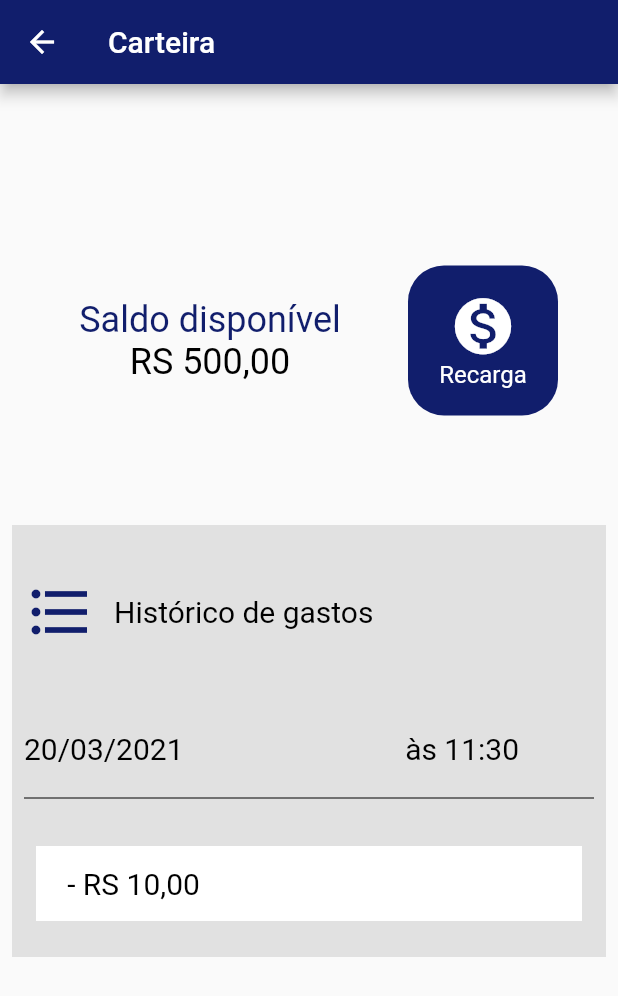
After one commit to gabrielcoronin/rushtowin, a Flutter app: the Wallet screen opened directly, on a phone screen of 412 x 824 dp. The commit adds this screen. Shown: the top 996 px of the screen. Run offline on Flutter 3.47's test engine with Material 2 defaults, Android fonts, the phone set to English and light mode, and no system bars.

Commit message:
feat: add wallet

```diff
--- a/lib/components/settings/settings.dart
+++ b/lib/components/settings/settings.dart
@@ -1,6 +1,7 @@
 import 'package:flutter/material.dart';
 import 'package:rushtowin/components/first_page/login/login.dart';
 import 'package:rushtowin/components/profile/profile.dart';
+import 'package:rushtowin/components/wallet/wallet.dart';
 
 class Settings extends StatefulWidget {
   const Settings({Key? key}) : super(key: key);
@@ -134,7 +135,7 @@ class _SettingsFormState extends State<Settings> {
                               onTap: () {
                                 Navigator.of(context).push(
                                   MaterialPageRoute(
-                                    builder: (context) => const Login(),
+                                    builder: (context) => const Wallet(),
                                   ),
                                 );
                               },
--- /dev/null
+++ b/lib/components/wallet/wallet.dart
@@ -0,0 +1,252 @@
+import 'package:flutter/material.dart';
+import 'package:rushtowin/components/settings/settings.dart';
+
+class Wallet extends StatefulWidget {
+  const Wallet({Key? key}) : super(key: key);
+
+  @override
+  _WalletFormState createState() => _WalletFormState();
+}
+
+class _WalletFormState extends State<Wallet> {
+  @override
+  Widget build(BuildContext context) {
+    return Scaffold(
+        appBar: AppBar(
+          title: const Text('Carteira'),
+          backgroundColor: Theme.of(context).primaryColor,
+        ),
+        body: Column(children: <Widget>[
+          Padding(
+            padding: const EdgeInsets.fromLTRB(8.0, 80.0, 8.0, 24.0),
+            child: Column(
+              mainAxisAlignment: MainAxisAlignment.start,
+              crossAxisAlignment: CrossAxisAlignment.center,
+              children: <Widget>[
+                Row(
+                  mainAxisAlignment: MainAxisAlignment.center,
+                  crossAxisAlignment: CrossAxisAlignment.center,
+                  children: [
+                    Padding(
+                      padding: const EdgeInsets.all(16.0),
+                      child: Material(
+                        child: Container(
+                          padding: const EdgeInsets.all(8.0),
+                          height: 150,
+                          width: 200,
+                          child: Column(
+                            mainAxisAlignment: MainAxisAlignment.center,
+                            crossAxisAlignment: CrossAxisAlignment.center,
+                            children: const <Widget>[
+                              Text(
+                                'Saldo disponível',
+                                style: TextStyle(
+                                  color: Color.fromRGBO(17, 30, 108, 1),
+                                  fontSize: 24.0,
+                                ),
+                              ),
+                              Text(
+                                'RS 500,00',
+                                style: TextStyle(
+                                  color: Colors.black,
+                                  fontSize: 24.0,
+                                ),
+                              )
+                            ],
+                          ),
+                        ),
+                      ),
+                    ),
+                    Padding(
+                      padding: const EdgeInsets.all(16.0),
+                      child: Material(
+                        borderRadius: BorderRadius.circular(24.0),
+                        color: Theme.of(context).primaryColor,
+                        child: InkWell(
+                          onTap: () {
+                            Navigator.of(context).push(
+                              MaterialPageRoute(
+                                builder: (context) => const Settings(),
+                              ),
+                            );
+                          },
+                          child: Container(
+                            padding: const EdgeInsets.all(8.0),
+                            height: 100,
+                            width: 100,
+                            child: Column(
+                              mainAxisAlignment: MainAxisAlignment.center,
+                              crossAxisAlignment: CrossAxisAlignment.center,
+                              children: const <Widget>[
+                                Icon(
+                                  Icons.monetization_on,
+                                  color: Colors.white,
+                                  size: 45.0,
+                                ),
+                                Text(
+                                  'Recarga',
+                                  style: TextStyle(
+                                    color: Colors.white,
+                                    fontSize: 16.0,
+                                  ),
+                                )
+                              ],
+                            ),
+                          ),
+                        ),
+                      ),
+                    ),
+                  ],
+                ),
+              ],
+            ),
+          ),
+          Padding(
+            padding: const EdgeInsets.all(8.0),
+            child: Material(
+              color: const Color.fromRGBO(0, 0, 0, 0.1),
+              child: Column(
+                children: <Widget>[
+                  Padding(
+                    padding: const EdgeInsets.all(8.0),
+                    child: Material(
+                      color: const Color.fromRGBO(0, 0, 0, 0.0),
+                      child: Column(
+                        children: [
+                          Row(
+                            children: [
+                              InkWell(
+                                child: SizedBox(
+                                  height: 100,
+                                  width: 60,
+                                  child: Column(
+                                    mainAxisAlignment: MainAxisAlignment.center,
+                                    crossAxisAlignment:
+                                        CrossAxisAlignment.start,
+                                    children: const <Widget>[
+                                      Icon(
+                                        Icons.format_list_bulleted,
+                                        color: Color.fromRGBO(17, 30, 108, 1),
+                                        size: 48.0,
+                                      ),
+                                    ],
+                                  ),
+                                ),
+                              ),
+                              InkWell(
+                                child: SizedBox(
+                                  height: 100,
+                                  width: 200,
+                                  child: Column(
+                                    mainAxisAlignment: MainAxisAlignment.center,
+                                    crossAxisAlignment:
+                                        CrossAxisAlignment.start,
+                                    children: const <Widget>[
+                                      Text(
+                                        'Histórico de gastos',
+                                        style: TextStyle(
+                                          color: Color.fromRGBO(0, 0, 0, 1),
+                                          fontSize: 20.0,
+                                        ),
+                                      )
+                                    ],
+                                  ),
+                                ),
+                              ),
+                            ],
+                          ),
+                        ],
+                      ),
+                    ),
+                  ),
+                  Padding(
+                    padding: const EdgeInsets.all(8.0),
+                    child: Material(
+                      color: const Color.fromRGBO(0, 0, 0, 0.0),
+                      child: Column(children: [
+                        Row(
+                          children: [
+                            InkWell(
+                              child: SizedBox(
+                                height: 50,
+                                width: 130,
+                                child: Column(
+                                  mainAxisAlignment: MainAxisAlignment.center,
+                                  crossAxisAlignment: CrossAxisAlignment.start,
+                                  children: const <Widget>[
+                                    Text(
+                                      '20/03/2021',
+                                      style: TextStyle(
+                                        color: Color.fromRGBO(0, 0, 0, 1),
+                                        fontSize: 20.0,
+                                      ),
+                                    )
+                                  ],
+                                ),
+                              ),
+                            ),
+                            InkWell(
+                              child: SizedBox(
+                                height: 50,
+                                width: 200,
+                                child: Column(
+                                  mainAxisAlignment: MainAxisAlignment.center,
+                                  crossAxisAlignment: CrossAxisAlignment.end,
+                                  children: const <Widget>[
+                                    Text(
+                                      'às 11:30',
+                                      style: TextStyle(
+                                        color: Color.fromRGBO(0, 0, 0, 1),
+                                        fontSize: 20.0,
+                                      ),
+                                    )
+                                  ],
+                                ),
+                              ),
+                            ),
+                          ],
+                        ),
+                        const Divider(
+                          color: Colors.black,
+                        ),
+                      ]),
+                    ),
+                  ),
+                  Padding(
+                    padding: const EdgeInsets.fromLTRB(16.0, 16.0, 16.0, 24.0),
+                    child: Material(
+                      color: Colors.white,
+                      child: Column(children: [
+                        Row(
+                          children: [
+                            InkWell(
+                              child: SizedBox(
+                                height: 50,
+                                width: 130,
+                                child: Column(
+                                  mainAxisAlignment: MainAxisAlignment.center,
+                                  crossAxisAlignment: CrossAxisAlignment.center,
+                                  children: const <Widget>[
+                                    Text(
+                                      '- RS 10,00',
+                                      style: TextStyle(
+                                        color: Color.fromRGBO(0, 0, 0, 1),
+                                        fontSize: 20.0,
+                                      ),
+                                    )
+                                  ],
+                                ),
+                              ),
+                            ),
+                          ],
+                        ),
+                      ]),
+                    ),
+                  )
+                ],
+              ),
+            ),
+          )
+        ]));
+  }
+}
```
